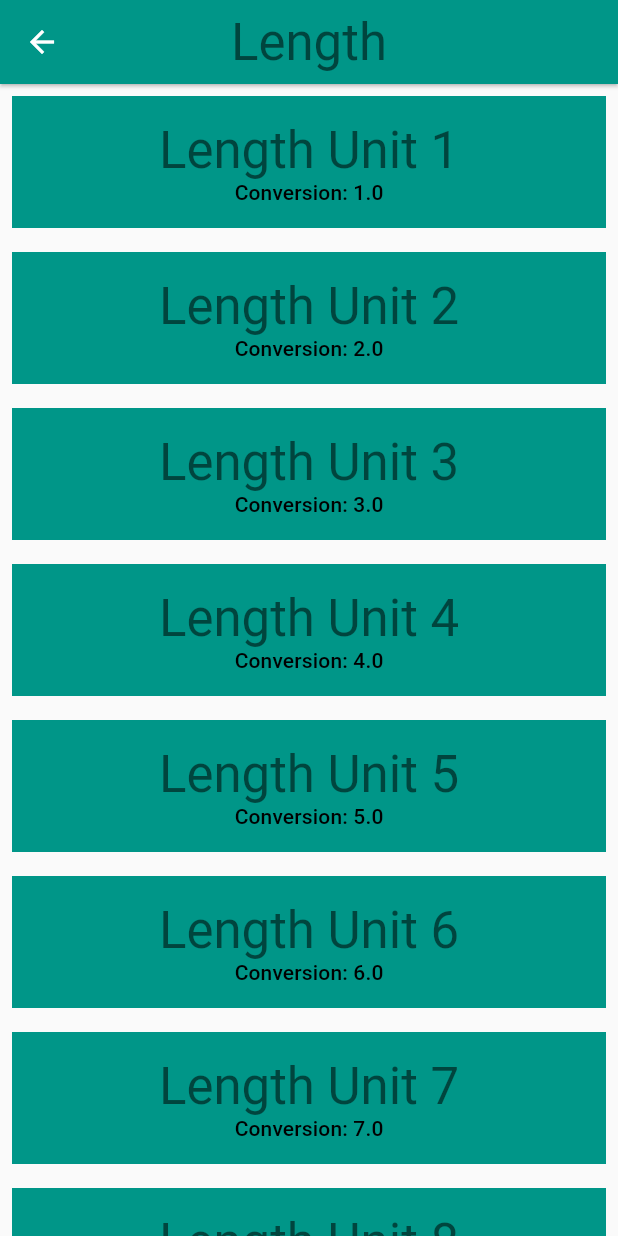
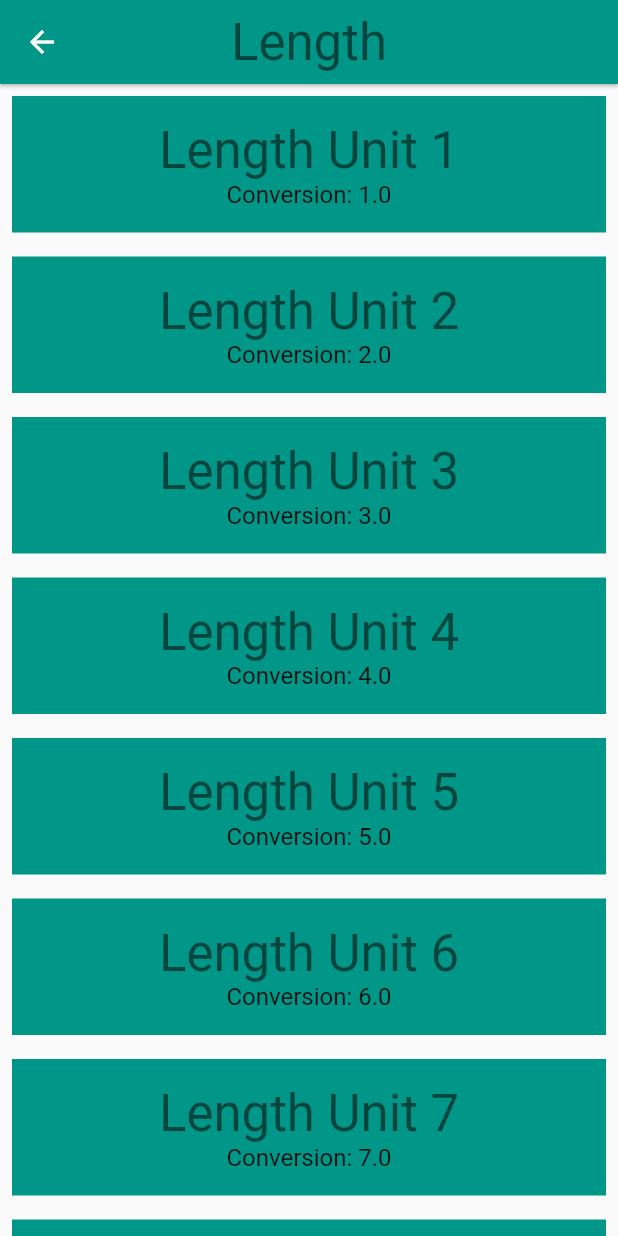
Before and after one commit to SabalNiroula/Personal_project, a Flutter app: the screen it shows after launch, after a tap on "Length", on a phone screen of 412 x 824 dp. Run offline on Flutter 3.47's test engine with Material 2 defaults, Android fonts, the phone set to English and light mode, and no system bars.

Commit message:
some change is made in this file

```diff
--- a/lib/converter_route.dart
+++ b/lib/converter_route.dart
@@ -25,6 +25,7 @@ class ConverterRoute extends StatelessWidget {
   Widget build(BuildContext context) {
     // Here is just a placeholder for a list of mock units
     final unitWidgets = units.map((Unit unit) {
+      ///The UI of how the color,Text,textSize,etc.. be is made from here
       return Container(
         color: color,
         margin: EdgeInsets.all(8.0),
@@ -37,14 +38,14 @@ class ConverterRoute extends StatelessWidget {
             ),
             Text(
               'Conversion: ${unit.conversion}',
-              style: Theme.of(context).textTheme.subtitle2,
+              style: Theme.of(context).textTheme.subtitle1,
             ),
           ],
         ),
       );
     }).toList();
 
-    return ListView(
+    return ListView(///Finally returning the ListView to populate the screen....
       children: unitWidgets,
     );
   }
--- a/lib/main.dart
+++ b/lib/main.dart
@@ -1,7 +1,7 @@
 import 'package:creating_custom_widget/category_route.dart';
 import 'package:flutter/material.dart';
 
-import 'category.dart';
+// import 'category.dart';
 
 const categoryName = 'Cake';
 const categoryIcon = Icons.cake;
```
